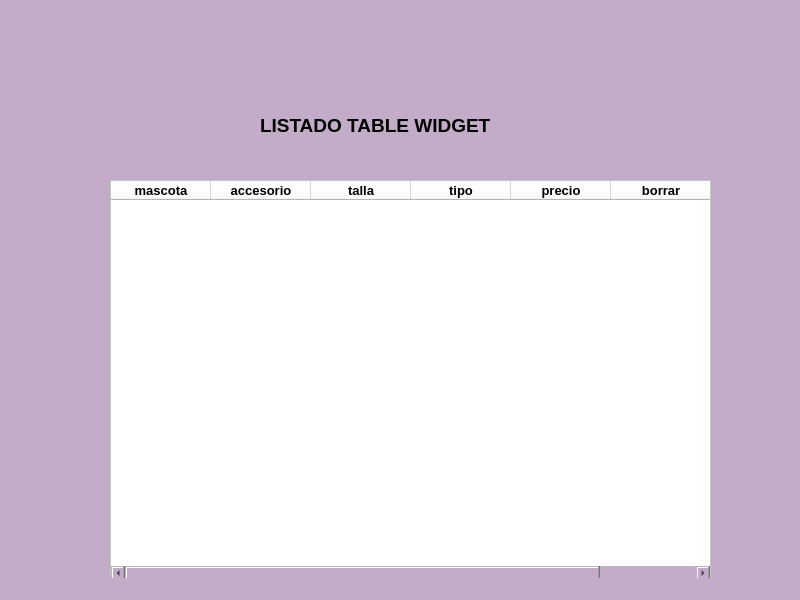
First picture: the form in basico31mascotas3/ventanas/ventana_table_widget.ui, repository ANAMUNI/mirepositorio, before the edit.
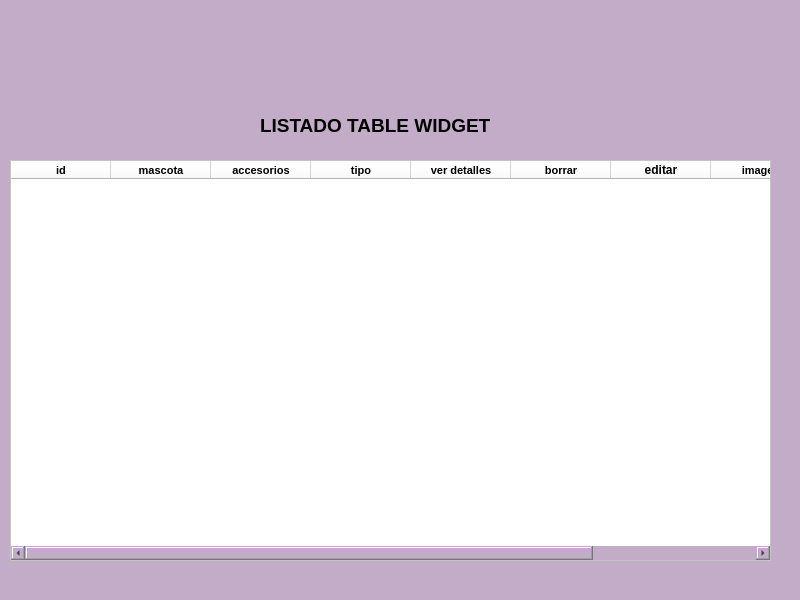
Second picture: the form after the edit.

What changed in the file:
```diff
--- a/basico31mascotas3/ventanas/ventana_table_widget.ui
+++ b/basico31mascotas3/ventanas/ventana_table_widget.ui
@@ -41,9 +41,9 @@
    <widget class="QTableWidget" name="tabla_accesorios">
     <property name="geometry">
      <rect>
-      <x>110</x>
-      <y>180</y>
-      <width>601</width>
+      <x>10</x>
+      <y>160</y>
+      <width>761</width>
       <height>401</height>
      </rect>
     </property>
@@ -58,13 +58,25 @@
      <string notr="true">background-color: rgb(188, 200, 185);
 background-color: rgb(255, 255, 255);</string>
     </property>
+    <column>
+     <property name="text">
+      <string>id</string>
+     </property>
+     <property name="font">
+      <font>
+       <pointsize>8</pointsize>
+       <weight>75</weight>
+       <bold>true</bold>
+      </font>
+     </property>
+    </column>
     <column>
      <property name="text">
       <string>mascota</string>
      </property>
      <property name="font">
       <font>
-       <pointsize>10</pointsize>
+       <pointsize>8</pointsize>
        <weight>75</weight>
        <bold>true</bold>
       </font>
@@ -72,23 +84,12 @@
     </column>
     <column>
      <property name="text">
-      <string>accesorio</string>
+      <string>accesorios</string>
      </property>
      <property name="font">
       <font>
-       <pointsize>10</pointsize>
-       <weight>75</weight>
-       <bold>true</bold>
-      </font>
-     </property>
-    </column>
-    <column>
-     <property name="text">
-      <string>talla</string>
-     </property>
-     <property name="font">
-      <font>
-       <pointsize>10</pointsize>
+       <family>MS Shell Dlg 2</family>
+       <pointsize>8</pointsize>
        <weight>75</weight>
        <bold>true</bold>
       </font>
@@ -100,7 +101,7 @@
      </property>
      <property name="font">
       <font>
-       <pointsize>10</pointsize>
+       <pointsize>8</pointsize>
        <weight>75</weight>
        <bold>true</bold>
       </font>
@@ -108,11 +109,11 @@
     </column>
     <column>
      <property name="text">
-      <string>precio</string>
+      <string>ver detalles</string>
      </property>
      <property name="font">
       <font>
-       <pointsize>10</pointsize>
+       <pointsize>8</pointsize>
        <weight>75</weight>
        <bold>true</bold>
       </font>
@@ -124,7 +125,41 @@
      </property>
      <property name="font">
       <font>
-       <pointsize>10</pointsize>
+       <pointsize>8</pointsize>
+       <weight>75</weight>
+       <bold>true</bold>
+      </font>
+     </property>
+    </column>
+    <column>
+     <property name="text">
+      <string>editar</string>
+     </property>
+     <property name="font">
+      <font>
+       <weight>75</weight>
+       <bold>true</bold>
+      </font>
+     </property>
+    </column>
+    <column>
+     <property name="text">
+      <string>imagen</string>
+     </property>
+     <property name="font">
+      <font>
+       <pointsize>8</pointsize>
+       <weight>75</weight>
+       <bold>true</bold>
+      </font>
+     </property>
+    </column>
+    <column>
+     <property name="text">
+      <string>New Column</string>
+     </property>
+     <property name="font">
+      <font>
        <weight>75</weight>
        <bold>true</bold>
       </font>
```
